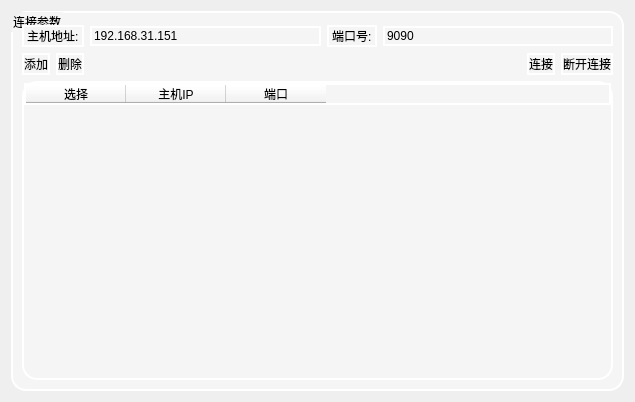
First picture: the form in ui/connectDialog.ui, repository Timelees/RobanWeb, before the edit.
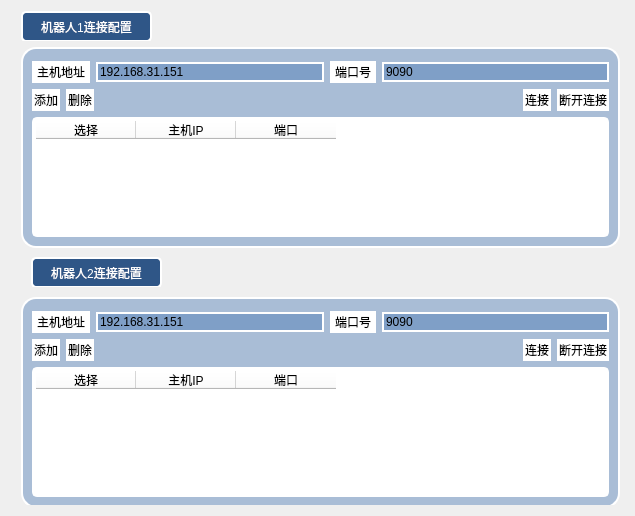
Second picture: the form after the edit.

Patch:
```diff
--- a/ui/connectDialog.ui
+++ b/ui/connectDialog.ui
@@ -7,7 +7,7 @@
     <x>0</x>
     <y>0</y>
     <width>635</width>
-    <height>402</height>
+    <height>516</height>
    </rect>
   </property>
   <property name="windowTitle">
@@ -15,30 +15,242 @@
   </property>
   <layout class="QVBoxLayout" name="verticalLayout">
    <item>
-    <widget class="QGroupBox" name="groupBox">
+    <widget class="QWidget" name="buttonPanel" native="true">
+     <property name="maximumSize">
+      <size>
+       <width>16777215</width>
+       <height>30</height>
+      </size>
+     </property>
+     <widget class="QPushButton" name="robot1ToggleButton">
+      <property name="geometry">
+       <rect>
+        <x>10</x>
+        <y>0</y>
+        <width>131</width>
+        <height>31</height>
+       </rect>
+      </property>
      <property name="styleSheet">
-      <string notr="true">background-color: rgb(245, 245, 245);
+       <string notr="true">background-color: rgb(47, 86, 135);
+color: rgb(255, 255, 255);
+font: 9pt &quot;微软雅黑&quot;;
 border:2px solid rgb(255, 255, 255);
+border-radius:5px</string>
+      </property>
+      <property name="text">
+       <string>机器人1连接配置</string>
+      </property>
+     </widget>
+    </widget>
+   </item>
+   <item>
+    <widget class="QWidget" name="settingsContainer" native="true">
+     <widget class="QGroupBox" name="robot2GroupBox">
+      <property name="geometry">
+       <rect>
+        <x>10</x>
+        <y>250</y>
+        <width>599</width>
+        <height>211</height>
+       </rect>
+      </property>
+      <property name="styleSheet">
+       <string notr="true">background-color: rgba(61, 112, 175, 100);
+border:2px solid rgb(255, 255, 255);
 border-radius:15px
 </string>
      </property>
      <property name="title">
-      <string>连接参数</string>
-     </property>
-     <layout class="QVBoxLayout" name="verticalLayout_4">
+       <string/>
+      </property>
+      <layout class="QVBoxLayout" name="robot2Layout">
       <property name="topMargin">
        <number>12</number>
       </property>
       <item>
-       <layout class="QVBoxLayout" name="verticalLayout_3">
+        <layout class="QHBoxLayout" name="robot2FormLayout" stretch="0,0,0,0">
         <item>
-         <layout class="QVBoxLayout" name="verticalLayout_2">
+          <widget class="QLabel" name="robot2HostLabel">
+           <property name="styleSheet">
+            <string notr="true">
+background-color: rgb(255, 255, 255);</string>
+           </property>
+           <property name="text">
+            <string>主机地址</string>
+           </property>
+          </widget>
+         </item>
           <item>
-           <layout class="QHBoxLayout" name="horizontalLayout_2" stretch="0,0,0,0">
+          <widget class="QLineEdit" name="robot2HostEdit">
+           <property name="text">
+            <string>192.168.31.151</string>
+           </property>
+          </widget>
+         </item>
+         <item>
+          <widget class="QLabel" name="robot2PortLabel">
+           <property name="styleSheet">
+            <string notr="true">
+background-color: rgb(255, 255, 255);</string>
+           </property>
+           <property name="text">
+            <string>端口号</string>
+           </property>
+          </widget>
+         </item>
+         <item>
+          <widget class="QLineEdit" name="robot2PortEdit">
+           <property name="text">
+            <string>9090</string>
+           </property>
+          </widget>
+         </item>
+        </layout>
+       </item>
+       <item>
+        <layout class="QHBoxLayout" name="robot2ButtonLayout">
+         <item>
+          <widget class="QPushButton" name="robot2AddPB">
+           <property name="styleSheet">
+            <string notr="true">
+background-color: rgb(255, 255, 255);</string>
+           </property>
+           <property name="text">
+            <string>添加</string>
+           </property>
+          </widget>
+         </item>
+         <item>
+          <widget class="QPushButton" name="robot2DelPB">
+           <property name="styleSheet">
+            <string notr="true">
+background-color: rgb(255, 255, 255);</string>
+           </property>
+           <property name="text">
+            <string>删除</string>
+           </property>
+          </widget>
+         </item>
+         <item>
+          <spacer name="robot2HorizontalSpacer">
+           <property name="orientation">
+            <enum>Qt::Orientation::Horizontal</enum>
+           </property>
+           <property name="sizeHint" stdset="0">
+            <size>
+             <width>40</width>
+             <height>20</height>
+            </size>
+           </property>
+          </spacer>
+         </item>
+         <item>
+          <widget class="QPushButton" name="robot2ConnectButton">
+           <property name="styleSheet">
+            <string notr="true">
+background-color: rgb(255, 255, 255);</string>
+           </property>
+           <property name="text">
+            <string>连接</string>
+           </property>
+          </widget>
+         </item>
+         <item>
+          <widget class="QPushButton" name="robot2CancelButton">
+           <property name="styleSheet">
+            <string notr="true">
+background-color: rgb(255, 255, 255);</string>
+           </property>
+           <property name="text">
+            <string>断开连接</string>
+           </property>
+          </widget>
+         </item>
+        </layout>
+       </item>
+       <item>
+        <widget class="QTableWidget" name="robot2TableWidget">
+         <property name="styleSheet">
+          <string notr="true">background-color: rgb(255, 255, 255);
+border:2px solid rgb(255, 255, 255);
+border-radius:5px</string>
+         </property>
+         <property name="selectionMode">
+          <enum>QAbstractItemView::SelectionMode::MultiSelection</enum>
+         </property>
+         <property name="showGrid">
+          <bool>true</bool>
+         </property>
+         <property name="gridStyle">
+          <enum>Qt::PenStyle::DashLine</enum>
+         </property>
+         <property name="cornerButtonEnabled">
+          <bool>false</bool>
+         </property>
+         <attribute name="horizontalHeaderVisible">
+          <bool>true</bool>
+         </attribute>
+         <attribute name="horizontalHeaderCascadingSectionResizes">
+          <bool>false</bool>
+         </attribute>
+         <attribute name="horizontalHeaderHighlightSections">
+          <bool>true</bool>
+         </attribute>
+         <attribute name="horizontalHeaderShowSortIndicator" stdset="0">
+          <bool>false</bool>
+         </attribute>
+         <column>
+          <property name="text">
+           <string>选择</string>
+          </property>
+         </column>
+         <column>
+          <property name="text">
+           <string>主机IP</string>
+          </property>
+         </column>
+         <column>
+          <property name="text">
+           <string>端口</string>
+          </property>
+         </column>
+        </widget>
+       </item>
+      </layout>
+     </widget>
+     <widget class="QGroupBox" name="robot1GroupBox">
+      <property name="geometry">
+       <rect>
+        <x>10</x>
+        <y>0</y>
+        <width>599</width>
+        <height>201</height>
+       </rect>
+      </property>
+      <property name="styleSheet">
+       <string notr="true">background-color: rgba(61, 112, 175, 100);
+border:2px solid rgb(255, 255, 255);
+border-radius:15px
+</string>
+      </property>
+      <property name="title">
+       <string/>
+      </property>
+      <layout class="QVBoxLayout" name="robot1Layout">
+       <property name="topMargin">
+        <number>12</number>
+       </property>
+       <item>
+        <layout class="QHBoxLayout" name="robot1FormLayout" stretch="0,0,0,0">
             <item>
              <widget class="QLabel" name="label">
+           <property name="styleSheet">
+            <string notr="true">
+background-color: rgb(255, 255, 255);</string>
+           </property>
               <property name="text">
-               <string>主机地址:</string>
+            <string>主机地址</string>
               </property>
              </widget>
             </item>
@@ -51,8 +263,11 @@
             </item>
             <item>
              <widget class="QLabel" name="label_2">
+           <property name="styleSheet">
+            <string notr="true">background-color: rgb(255, 255, 255);</string>
+           </property>
               <property name="text">
-               <string>端口号:</string>
+            <string>端口号</string>
               </property>
              </widget>
             </item>
@@ -66,9 +281,12 @@
            </layout>
           </item>
           <item>
-           <layout class="QHBoxLayout" name="horizontalLayout_3">
+        <layout class="QHBoxLayout" name="robot1ButtonLayout">
             <item>
              <widget class="QPushButton" name="addPB">
+           <property name="styleSheet">
+            <string notr="true">background-color: rgb(255, 255, 255);</string>
+           </property>
               <property name="text">
                <string>添加</string>
               </property>
@@ -76,6 +294,9 @@
             </item>
             <item>
              <widget class="QPushButton" name="delPB">
+           <property name="styleSheet">
+            <string notr="true">background-color: rgb(255, 255, 255);</string>
+           </property>
               <property name="text">
                <string>删除</string>
               </property>
@@ -96,6 +317,9 @@
             </item>
             <item>
              <widget class="QPushButton" name="connectButton">
+           <property name="styleSheet">
+            <string notr="true">background-color: rgb(255, 255, 255);</string>
+           </property>
               <property name="text">
                <string>连接</string>
               </property>
@@ -103,17 +327,23 @@
             </item>
             <item>
              <widget class="QPushButton" name="cancelButton">
+           <property name="styleSheet">
+            <string notr="true">background-color: rgb(255, 255, 255);</string>
+           </property>
               <property name="text">
                <string>断开连接</string>
               </property>
              </widget>
-            </item>
-           </layout>
           </item>
          </layout>
         </item>
         <item>
          <widget class="QTableWidget" name="tableWidget">
+         <property name="styleSheet">
+          <string notr="true">background-color: rgb(255, 255, 255);
+border:2px solid rgb(255, 255, 255);
+border-radius:5px</string>
+         </property>
           <property name="selectionMode">
            <enum>QAbstractItemView::MultiSelection</enum>
           </property>
@@ -156,8 +386,46 @@
          </widget>
         </item>
        </layout>
-      </item>
-     </layout>
+     </widget>
+     <widget class="QWidget" name="buttonPanel_2" native="true">
+      <property name="geometry">
+       <rect>
+        <x>10</x>
+        <y>210</y>
+        <width>617</width>
+        <height>30</height>
+       </rect>
+      </property>
+      <property name="maximumSize">
+       <size>
+        <width>16777215</width>
+        <height>30</height>
+       </size>
+      </property>
+      <widget class="QPushButton" name="robot2ToggleButton">
+       <property name="geometry">
+        <rect>
+         <x>10</x>
+         <y>0</y>
+         <width>131</width>
+         <height>31</height>
+        </rect>
+       </property>
+       <property name="styleSheet">
+        <string notr="true">background-color: rgb(47, 86, 135);
+color: rgb(255, 255, 255);
+font: 9pt &quot;微软雅黑&quot;;
+border:2px solid rgb(255, 255, 255);
+border-radius:5px</string>
+       </property>
+       <property name="text">
+        <string>机器人2连接配置</string>
+       </property>
+      </widget>
+     </widget>
+     <zorder>robot1GroupBox</zorder>
+     <zorder>robot2GroupBox</zorder>
+     <zorder>buttonPanel_2</zorder>
     </widget>
    </item>
   </layout>
```
Left out of the diff: 6 changed lines with no effect on the pictures. Lines whose indentation alone changed are shown as unchanged.
